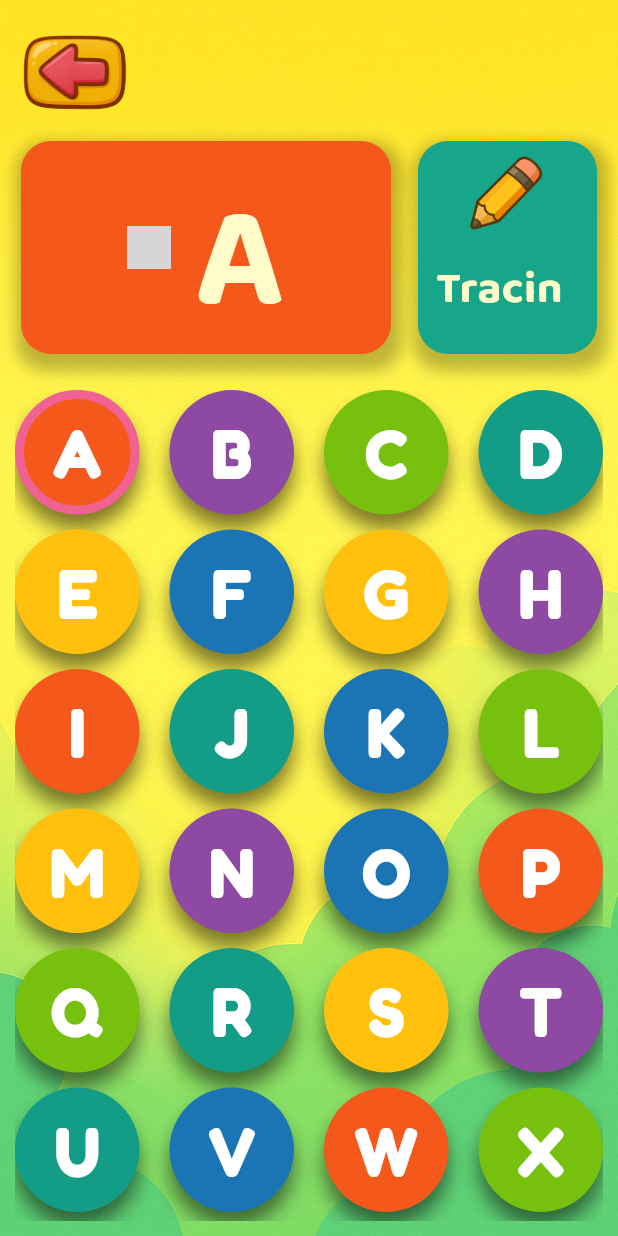
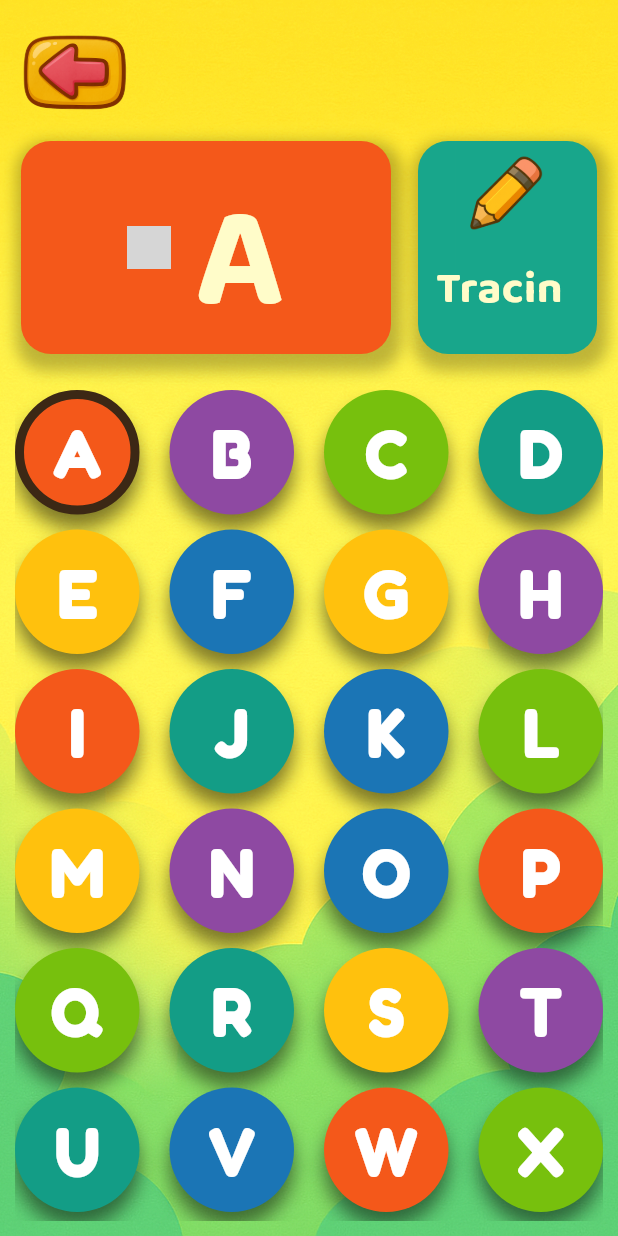
Before and after one commit to argadenil/zinzy, a Flutter app: the Alphabet screen opened directly, on a phone screen of 412 x 824 dp. Run offline on Flutter 3.47's test engine with Material 3 defaults, Android fonts, the light colour scheme and no system bars; our stand-ins replace audioplayers, google_fonts; grey boxes are pictures that could not be loaded.

Commit message:
colors updated

```diff
--- a/lib/screens/alphabet.dart
+++ b/lib/screens/alphabet.dart
@@ -37,7 +37,7 @@ class _AlphabetState extends State<Alphabet> with TickerProviderStateMixin {
     Color(0xFFf4581a), // W
     Color(0xFF77c00d), // X
     Color(0xFF8e49a2), // Y
-    Color(0xFFffc10d), // Z
+    Color(0xFFf4581a), // Z
   ];
 
   final AudioPlayer _audioPlayer = AudioPlayer();
@@ -206,7 +206,7 @@ class _AlphabetState extends State<Alphabet> with TickerProviderStateMixin {
                                         borderRadius: BorderRadius.circular(50),
                                         border: isSelected
                                             ? Border.all(
-                                                color: Color(0xfff06292),
+                                                color: Color(0xff3c2815),
                                                 width: 6,
                                               )
                                             : null,
```
